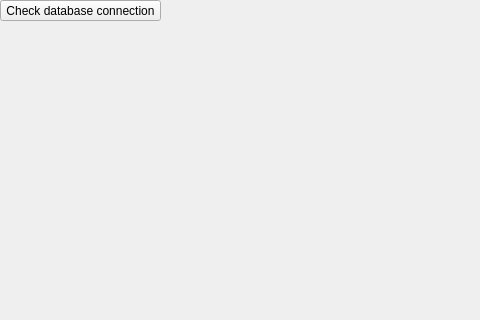
Old version of the form mainwindow.ui in the repository yallknows/system; both pictures show x 0 to 480 and y 0 to 320 of the 720 by 480 pixel window.
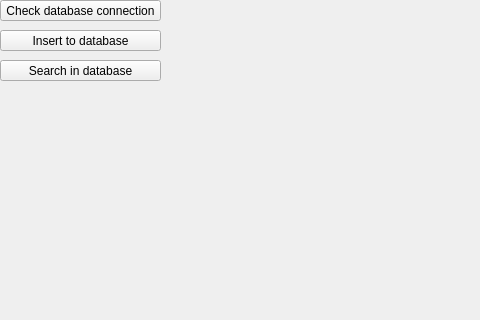
New version of the form. Icons and pictures are not drawn.

Patch:
```diff
--- a/mainwindow.ui
+++ b/mainwindow.ui
@@ -58,6 +58,32 @@
      <string>Check database connection</string>
     </property>
    </widget>
+   <widget class="QPushButton" name="pushButton_insert_to_database">
+    <property name="geometry">
+     <rect>
+      <x>0</x>
+      <y>30</y>
+      <width>161</width>
+      <height>21</height>
+     </rect>
+    </property>
+    <property name="text">
+     <string>Insert to database</string>
+    </property>
+   </widget>
+   <widget class="QPushButton" name="pushButton_search_in_database">
+    <property name="geometry">
+     <rect>
+      <x>0</x>
+      <y>60</y>
+      <width>161</width>
+      <height>21</height>
+     </rect>
+    </property>
+    <property name="text">
+     <string>Search in database</string>
+    </property>
+   </widget>
   </widget>
   <widget class="QStatusBar" name="statusbar"/>
   <widget class="QMenuBar" name="menubar">
```
Left out of the diff: 6 changed lines with no effect on the pictures.
